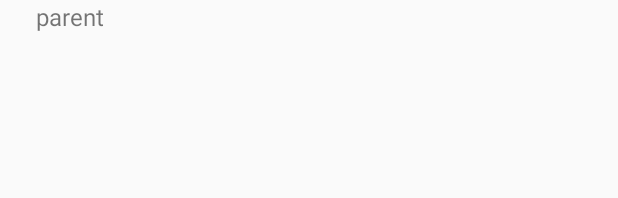
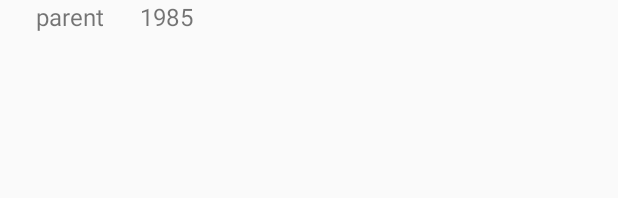
Before and after one commit to since85stas/MusicProject, an Android app: the layout playlist_parent_item_view.xml on its own in the app's theme, with its tools: preview values and no code run, on a phone screen of 412 x 824 dp. Shown: the top 198 px of the screen. Run offline under Robolectric (Android 15) with nearby library versions, the phone set to English and light mode, and no system bars.

Commit message:
adding year and bitrate

```diff
--- a/app/src/main/java/stas/batura/musicproject/repository/room/TracksDatabase.kt
+++ b/app/src/main/java/stas/batura/musicproject/repository/room/TracksDatabase.kt
@@ -33,7 +33,7 @@ import java.util.concurrent.Executors
  * This pattern is pretty much the same for any database,
  * so you can reuse it.
  */
-@Database(entities =[TrackKot::class, Playlist::class, MainData::class], version = 5, exportSchema = false)
+@Database(entities =[TrackKot::class, Playlist::class, MainData::class], version = 6, exportSchema = false)
 @TypeConverters(UriRoomConverter::class)
 abstract class TracksDatabase : RoomDatabase() {
 
--- a/app/src/main/java/stas/batura/musicproject/ui/playlist/AlbumsDataInfo.kt
+++ b/app/src/main/java/stas/batura/musicproject/ui/playlist/AlbumsDataInfo.kt
@@ -27,6 +27,8 @@ class AlbumsDataInfo {
     }
 
     class AlbumsViewHolder {
+
+        var albumYear: Int = 0
         var albumName: String? = null
         var albumTracks: MutableList<MusicRepository.Track>? = null
 
@@ -37,6 +39,7 @@ class AlbumsDataInfo {
 
         fun addTrack(track: MusicRepository.Track) {
             albumTracks!!.add(track)
+            albumYear = track.year
         }
     }
 
--- a/app/src/main/java/stas/batura/musicproject/ui/playlist/PlaylistExpandJava.java
+++ b/app/src/main/java/stas/batura/musicproject/ui/playlist/PlaylistExpandJava.java
@@ -82,6 +82,9 @@ public class PlaylistExpandJava extends BaseExpandableListAdapter {
         }
         TextView textView = convertView.findViewById(R.id.parent_albums_title_view);
         textView.setText(albums.get(groupPosition).getAlbumName());
+
+        TextView textViewYear = convertView.findViewById(R.id.parent_albums_year);
+        textViewYear.setText("" + albums.get(groupPosition).getAlbumYear());
         return convertView;
     }
 
--- a/app/src/main/res/layout/playlist_parent_item_view.xml
+++ b/app/src/main/res/layout/playlist_parent_item_view.xml
@@ -6,11 +6,20 @@
 
     <TextView
         android:id="@+id/parent_albums_title_view"
-        android:layout_width="match_parent"
+        android:layout_width="wrap_content"
         android:layout_height="wrap_content"
         android:text="parent"
         android:layout_marginLeft="24dp"
         android:textSize="16sp"
         />
 
+    <TextView
+        android:id="@+id/parent_albums_year"
+        android:layout_width="wrap_content"
+        android:layout_height="wrap_content"
+        android:text="1985"
+        android:layout_marginLeft="24dp"
+        android:textSize="16sp"
+        />
+
 </LinearLayout>
```
Also changed, not shown: app/src/main/java/stas/batura/musicproject/musicservice/MusicRepository.java (+8 -1 lines), app/src/main/java/stas/batura/musicproject/repository/Repository.kt (+9 -4 lines), app/src/main/java/stas/batura/musicproject/repository/room/TrackKot.kt (+9 -1 lines), app/src/main/java/stas/batura/musicproject/repository/room/TracksDao.kt (+5 -2 lines), app/src/main/java/stas/batura/musicproject/utils/MediaDataInfo.kt (+34 -0 lines), app/src/main/java/stas/batura/musicproject/utils/SongsManager.java (+14 -1 lines).
